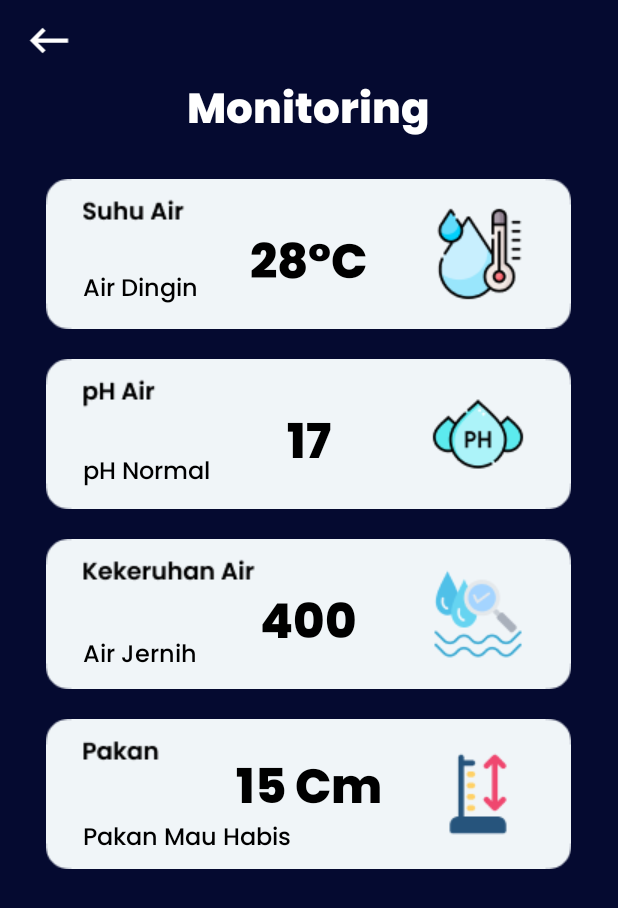
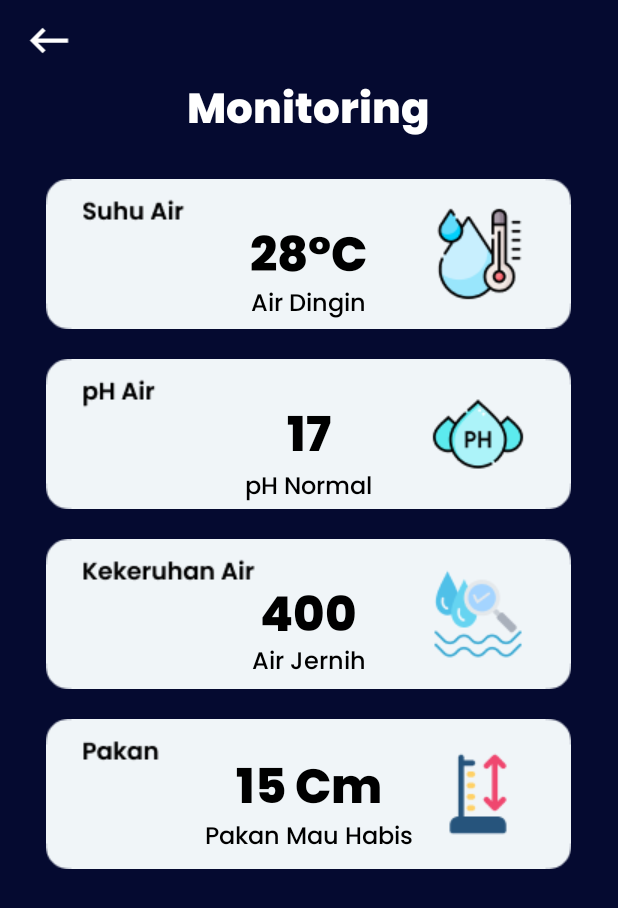
Before and after one commit to ananabillarizky/SmokaMobile, an Android app: the MonitoringActivity screen opened directly, with no data from a screen before it, on a phone screen of 412 x 824 dp. Shown: the top 908 px of the screen. Run offline under Robolectric (Android 15) with nearby library versions, the phone set to English and light mode, and no system bars; our stand-ins replace Firebase (no records; nobody signed in at launch, a user with empty details on screens opened directly).

Commit message:
update design

```diff
--- a/app/build.gradle
+++ b/app/build.gradle
@@ -62,4 +62,6 @@ dependencies {
     androidTestImplementation 'androidx.test.espresso:espresso-core:3.5.1'
     implementation platform('com.google.firebase:firebase-bom:32.1.0')
 
+    implementation "androidx.work:work-runtime-ktx:2.7.0"
+
 }
--- a/app/src/main/java/com/example/mobilesmoka_iot/MonitoringActivity.kt
+++ b/app/src/main/java/com/example/mobilesmoka_iot/MonitoringActivity.kt
@@ -106,14 +106,16 @@ class MonitoringActivity : AppCompatActivity() {
 
         monitoringRef.addValueEventListener(eventListener)
 
+        sendDataToFirebase()
+
     }
 
-    private fun sendDataToFirebase() {
+    fun sendDataToFirebase() {
         val timestamp = SimpleDateFormat("dd-MM-yyyy HH:mm:ss", Locale.getDefault()).format(Date()).toString()
-        val suhuAir = findViewById<TextView>(R.id.txtC).text.toString()
-        val pHAir = findViewById<TextView>(R.id.txtPH).text.toString()
-        val kekeruhanAir = findViewById<TextView>(R.id.txtingkamakan).text.toString()
-        val pakan = findViewById<TextView>(R.id.txttds).text.toString()
+        val suhuAir = findViewById<TextView>(R.id.txtC).text.toString() +" ("+ findViewById<TextView>(R.id.txtsuhuket).text.toString() +")"
+        val pHAir = findViewById<TextView>(R.id.txtPH).text.toString() +" ("+ findViewById<TextView>(R.id.txtphket).text.toString() +")"
+        val kekeruhanAir = findViewById<TextView>(R.id.tdsket).text.toString()
+        val pakan = findViewById<TextView>(R.id.txtmakanket).text.toString()
 
         val histData = HistoryModel(timestamp, suhuAir, pHAir, kekeruhanAir, pakan)
 
--- a/app/src/main/res/layout/activity_monitoring.xml
+++ b/app/src/main/res/layout/activity_monitoring.xml
@@ -45,7 +45,7 @@
         android:layout_height="50dp"
         android:layout_centerHorizontal="true"
         android:layout_below="@id/katamonitoring"
-        android:layout_marginTop="50dp"
+        android:layout_marginTop="45dp"
         android:text="28°C"
         android:textColor="@color/black"
         android:textSize="32dp"
@@ -55,8 +55,8 @@
         android:fontFamily="@font/poppins"
         android:layout_width="wrap_content"
         android:layout_height="wrap_content"
-        android:layout_toRightOf="@+id/img_back"
-        android:layout_marginTop="180dp"
+        android:layout_marginTop="190dp"
+        android:layout_centerHorizontal="true"
         android:text="Air Dingin"
         android:textColor="@color/black"
         android:textSize="16dp"
@@ -78,7 +78,7 @@
         android:layout_height="50dp"
         android:layout_below="@id/suhu"
         android:layout_centerHorizontal="true"
-        android:layout_marginTop="50dp"
+        android:layout_marginTop="45dp"
         android:text="17"
         android:textColor="@color/black"
         android:textSize="32dp"
@@ -89,9 +89,9 @@
         android:layout_width="wrap_content"
         android:layout_height="wrap_content"
         android:layout_marginTop="95dp"
+        android:layout_centerHorizontal="true"
         android:layout_below="@+id/txtsuhuket"
         android:text="pH Normal"
-        android:layout_toRightOf="@+id/img_back"
         android:textColor="@color/black"
         android:textSize="16dp"
         />
@@ -111,7 +111,7 @@
         android:layout_height="50dp"
         android:layout_below="@id/ph"
         android:layout_centerHorizontal="true"
-        android:layout_marginTop="50dp"
+        android:layout_marginTop="45dp"
         android:text="400"
         android:textColor="@color/black"
         android:textSize="32dp"
@@ -121,8 +121,8 @@
         android:fontFamily="@font/poppins"
         android:layout_width="wrap_content"
         android:layout_height="wrap_content"
-        android:layout_toRightOf="@+id/img_back"
-        android:layout_marginTop="95dp"
+        android:layout_marginTop="90dp"
+        android:layout_centerHorizontal="true"
         android:layout_below="@+id/txtphket"
         android:text="Air Jernih"
         android:textColor="@color/black"
@@ -154,8 +154,8 @@
         android:fontFamily="@font/poppins"
         android:layout_width="wrap_content"
         android:layout_height="wrap_content"
-        android:layout_toRightOf="@+id/img_back"
-        android:layout_marginTop="95dp"
+        android:layout_centerHorizontal="true"
+        android:layout_marginTop="90dp"
         android:layout_below="@+id/tdsket"
         android:text="Pakan Mau Habis"
         android:textColor="@color/black"
--- a/app/src/main/res/layout/item_history.xml
+++ b/app/src/main/res/layout/item_history.xml
@@ -1,5 +1,6 @@
 <?xml version="1.0" encoding="utf-8"?>
-<androidx.cardview.widget.CardView xmlns:android="http://schemas.android.com/apk/res/android"
+<androidx.cardview.widget.CardView
+    xmlns:android="http://schemas.android.com/apk/res/android"
     xmlns:app="http://schemas.android.com/apk/res-auto"
     android:orientation="vertical"
     android:layout_margin="10dp"
@@ -80,14 +81,14 @@
                 android:layout_width="wrap_content"
                 android:layout_height="wrap_content"
                 android:textColor="@color/white"
-                android:text="Kekeruhan Air : "
+                android:text="Kebersihan Air : "
                 />
             <TextView
                 android:id="@+id/tvKekeruhanAir"
                 android:layout_width="match_parent"
                 android:layout_height="wrap_content"
                 android:textColor="@color/white"
-                android:text="Kekeruhan Air"
+                android:text="Kebersihan Air"
                 />
         </LinearLayout>
         <LinearLayout
```
